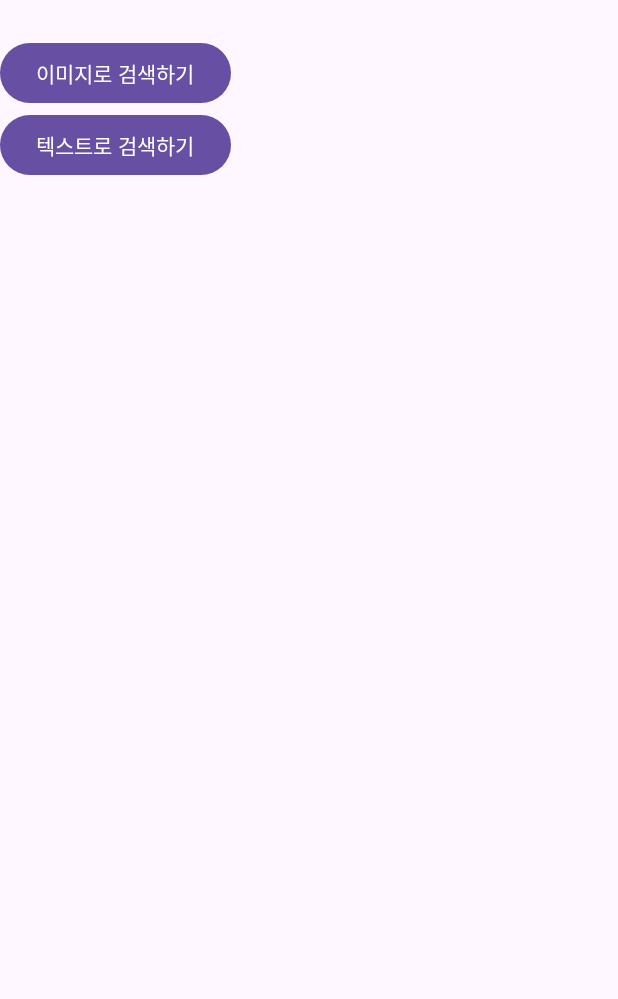
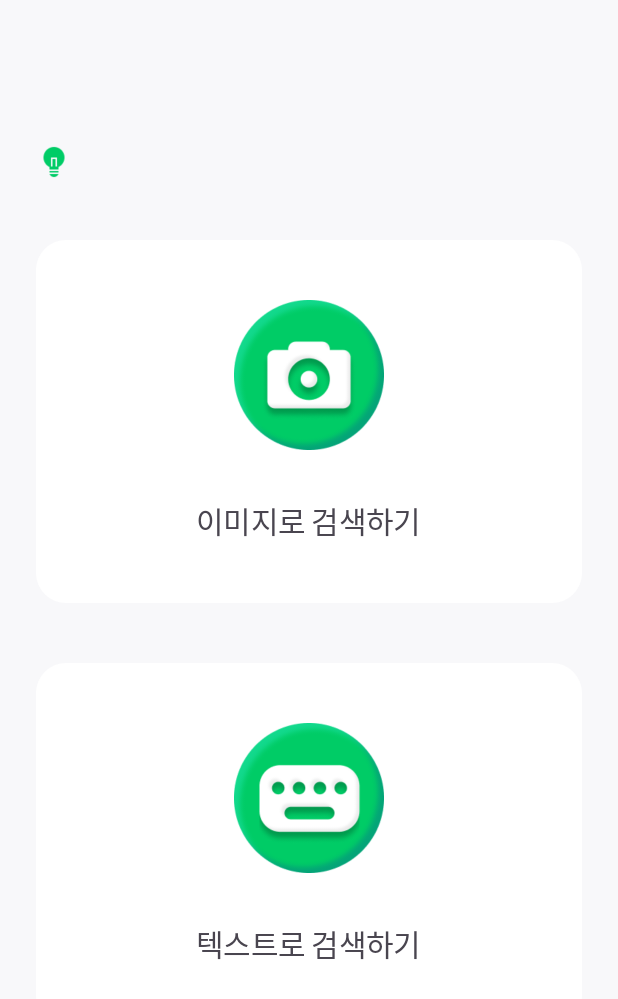
Before and after one commit to jijun0129/ecocapture, an Android app: the screen it shows after launch (MenuActivity), on a phone screen of 412 x 824 dp. Shown: the top 999 px of the screen. Run offline under Robolectric (Android 15) with nearby library versions, the phone set to English and light mode, and no system bars.

Commit message:
feat: menu 액티비티 디자인 작성

```diff
--- /dev/null
+++ b/app/src/main/res/drawable/round_background.xml
@@ -0,0 +1,6 @@
+<?xml version="1.0" encoding="utf-8"?>
+<shape xmlns:android="http://schemas.android.com/apk/res/android"
+    android:shape="rectangle">
+    <solid android:color="@color/white"/>
+    <corners android:radius="20dp" />
+</shape>
--- a/app/src/main/res/layout/activity_menu.xml
+++ b/app/src/main/res/layout/activity_menu.xml
@@ -6,26 +6,115 @@
     android:layout_width="match_parent"
     android:layout_height="match_parent"
     android:orientation="vertical"
-    tools:context=".MenuActivity">
+    tools:context=".MenuActivity"
+    android:background="@color/background">
+
+    <androidx.appcompat.widget.Toolbar
+        android:layout_width="match_parent"
+        android:layout_height="56dp"
+        android:background="@color/background"/>
+
+    <androidx.constraintlayout.widget.ConstraintLayout
+        android:layout_width="match_parent"
+        android:layout_height="match_parent"
+        android:orientation="vertical"
+        android:paddingHorizontal="24dp"
+        android:paddingVertical="40dp">
+
+        <androidx.constraintlayout.widget.ConstraintLayout
+            android:id="@+id/constraintLayout"
+            android:layout_width="match_parent"
+            android:layout_height="wrap_content"
+            app:layout_constraintTop_toTopOf="parent"
+            tools:layout_editor_absoluteX="24dp">
+
+            <ImageView
+                android:id="@+id/imageView"
+                android:layout_width="24dp"
+                android:layout_height="24dp"
+                android:src="@drawable/tip"
+                app:layout_constraintStart_toStartOf="parent"
+                app:layout_constraintTop_toTopOf="parent" />
 
             <TextView
                 android:id="@+id/randomTitleTextView"
+                style="@style/TextStyle_16"
                 android:layout_width="match_parent"
                 android:layout_height="wrap_content"
+                android:layout_marginStart="32dp"
+                android:ellipsize="end"
+                android:maxLines="1"
                 android:text=" "
-        android:textSize="18sp"
-        android:textStyle="bold" />
+                android:textFontWeight="500"
+                app:layout_constraintEnd_toEndOf="parent"
+                app:layout_constraintHorizontal_bias="0.0"
+                app:layout_constraintStart_toStartOf="parent"
+                app:layout_constraintTop_toTopOf="parent" />
 
-    <Button
+        </androidx.constraintlayout.widget.ConstraintLayout>
+
+
+        <!-- 이미지로 검색하기 -->
+        <LinearLayout
             android:id="@+id/btn_image"
+            android:layout_width="match_parent"
+            android:layout_height="wrap_content"
+            android:layout_marginTop="40dp"
+            android:background="@drawable/round_background"
+            android:clickable="true"
+            android:focusable="true"
+            android:gravity="center"
+            android:orientation="vertical"
+            android:paddingVertical="40dp"
+            app:layout_constraintEnd_toEndOf="parent"
+            app:layout_constraintStart_toStartOf="parent"
+            app:layout_constraintTop_toBottomOf="@+id/constraintLayout">
+
+            <ImageView
+                android:layout_width="100dp"
+                android:layout_height="100dp"
+                android:layout_marginBottom="32dp"
+                android:src="@drawable/button_camera" />
+
+            <TextView
+                style="@style/TextStyle_20"
                 android:layout_width="wrap_content"
                 android:layout_height="wrap_content"
-        android:text="이미지로 검색하기"/>
+                android:text="이미지로 검색하기"
+                android:textFontWeight="500" />
 
-    <Button
+        </LinearLayout>
+
+        <!-- 텍스트로 검색하기 -->
+        <LinearLayout
             android:id="@+id/btn_text"
+            android:layout_width="match_parent"
+            android:layout_height="wrap_content"
+            android:layout_marginTop="40dp"
+            android:background="@drawable/round_background"
+            android:clickable="true"
+            android:focusable="true"
+            android:gravity="center"
+            android:orientation="vertical"
+            android:paddingVertical="40dp"
+            app:layout_constraintEnd_toEndOf="parent"
+            app:layout_constraintStart_toStartOf="parent"
+            app:layout_constraintTop_toBottomOf="@+id/btn_image">
+
+            <ImageView
+                android:layout_width="100dp"
+                android:layout_height="100dp"
+                android:layout_marginBottom="32dp"
+                android:src="@drawable/button_keyboard" />
+
+            <TextView
+                style="@style/TextStyle_20"
                 android:layout_width="wrap_content"
                 android:layout_height="wrap_content"
-        android:text="텍스트로 검색하기"/>
+                android:text="텍스트로 검색하기"
+                android:textFontWeight="500" />
 
         </LinearLayout>
+    </androidx.constraintlayout.widget.ConstraintLayout>
+
+</LinearLayout>
--- a/app/src/main/res/values/colors.xml
+++ b/app/src/main/res/values/colors.xml
@@ -1,5 +1,7 @@
 <?xml version="1.0" encoding="utf-8"?>
 <resources>
-    <color name="black">#FF000000</color>
+    <color name="black">#FF111111</color>
     <color name="white">#FFFFFFFF</color>
+    <color name="brand">#00CC66</color>
+    <color name="background">#F8F8FA</color>
 </resources>
```
Also changed, not shown: app/src/main/res/drawable/button_camera.png (added), app/src/main/res/drawable/button_keyboard.png (added), app/src/main/res/drawable/tip.png (added). Lines whose indentation alone changed are shown as unchanged.
